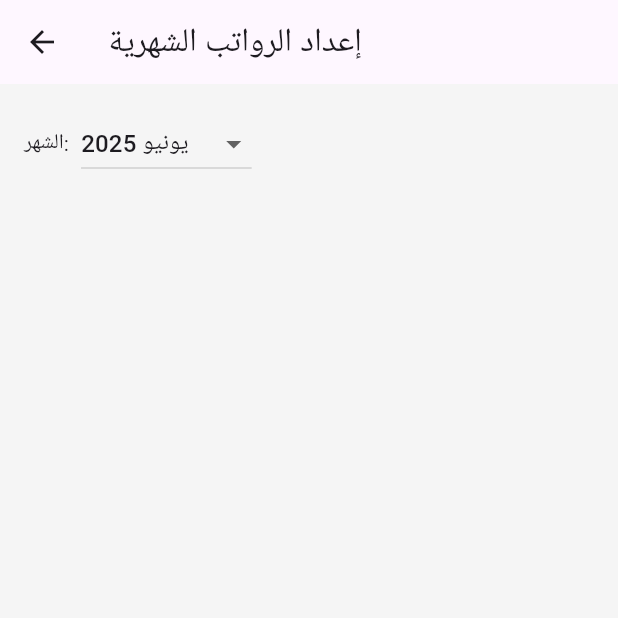
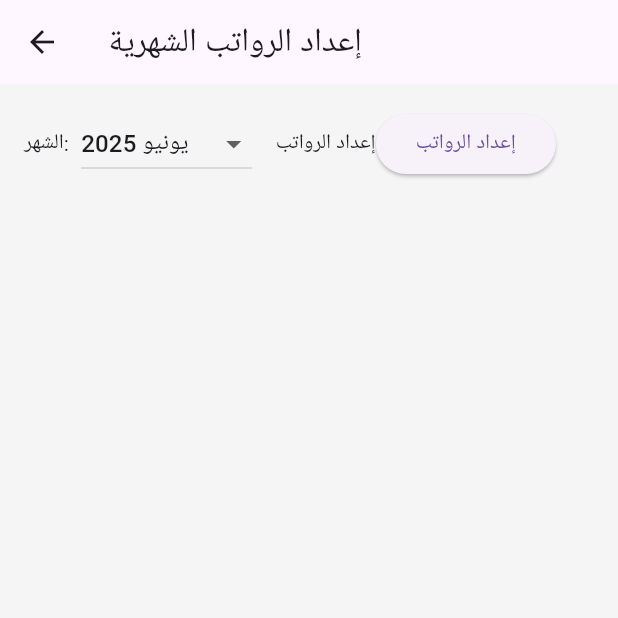
Before and after one commit to AliAdel199/school_app_flutter, a Flutter app: the MonthlySalaryScreen screen opened by its route, on a phone screen of 412 x 824 dp, the top half of it. Run offline on Flutter 3.47's test engine with Material 3 defaults, Android fonts, the phone set to English and light mode, and no system bars; our stand-ins replace flutter_expandable_fab, pdf, printing, supabase_flutter; missing offline and left inert: excel; accounts and stored records are empty.

Commit message:
solve error

```diff
--- a/lib/employee/monthlysalaryscreen.dart
+++ b/lib/employee/monthlysalaryscreen.dart
@@ -136,15 +136,15 @@ class _MonthlySalaryScreenState extends State<MonthlySalaryScreen> {
                   }),
                   onChanged: (val) => setState(() => selectedMonth = val!),
                 ),
-                // const SizedBox(width: 16),
-                // const Text('إعداد الرواتب'),
-                // SizedBox(
-                //   height: 40,
-                //   child: ElevatedButton(
-                //     onPressed: isLoading ? null : generateSalaries,
-                //     child: const Text('إعداد الرواتب'),
-                //   ),
-                // ),
+                const SizedBox(width: 16),
+                const Text('إعداد الرواتب'),
+                SizedBox(
+                  height: 40,width: 120,
+                  child: ElevatedButton(
+                    onPressed: isLoading ? null : generateSalaries,
+                    child: const Text('إعداد الرواتب'),
+                  ),
+                ),
               ],
             ),
             const SizedBox(height: 16),
```
Also changed, not shown: pubspec.lock.
